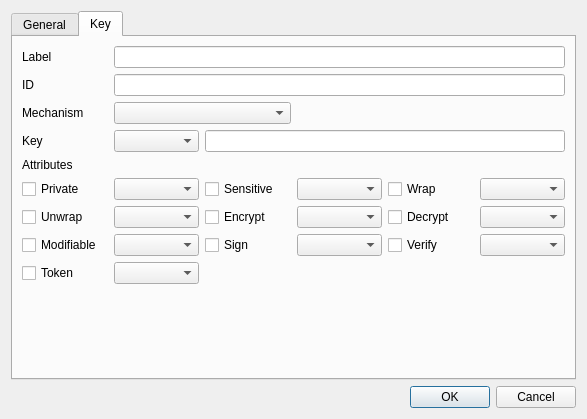
Before: the Qt Designer form HsmMan/create_key_dlg.ui in jykim74/CryptokiMan, drawn with Qt 5.
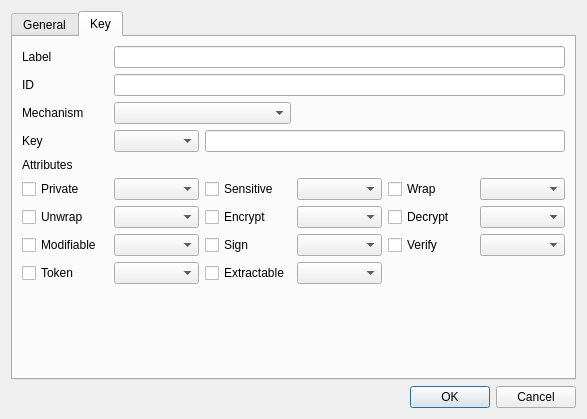
After: the same form once the commit is applied. The open tabs and pages were chosen to show the change.

Diff of the .ui file:
```diff
--- a/HsmMan/create_key_dlg.ui
+++ b/HsmMan/create_key_dlg.ui
@@ -254,6 +254,16 @@
        <item row="1" column="1" colspan="5">
         <widget class="QLineEdit" name="mIDText"/>
        </item>
+       <item row="8" column="2">
+        <widget class="QCheckBox" name="mExtractableCheck">
+         <property name="text">
+          <string>Extractable</string>
+         </property>
+        </widget>
+       </item>
+       <item row="8" column="3">
+        <widget class="QComboBox" name="mExtractableCombo"/>
+       </item>
       </layout>
      </widget>
     </widget>
```
Left out of the diff: 2 changed lines with no effect on the pictures.
